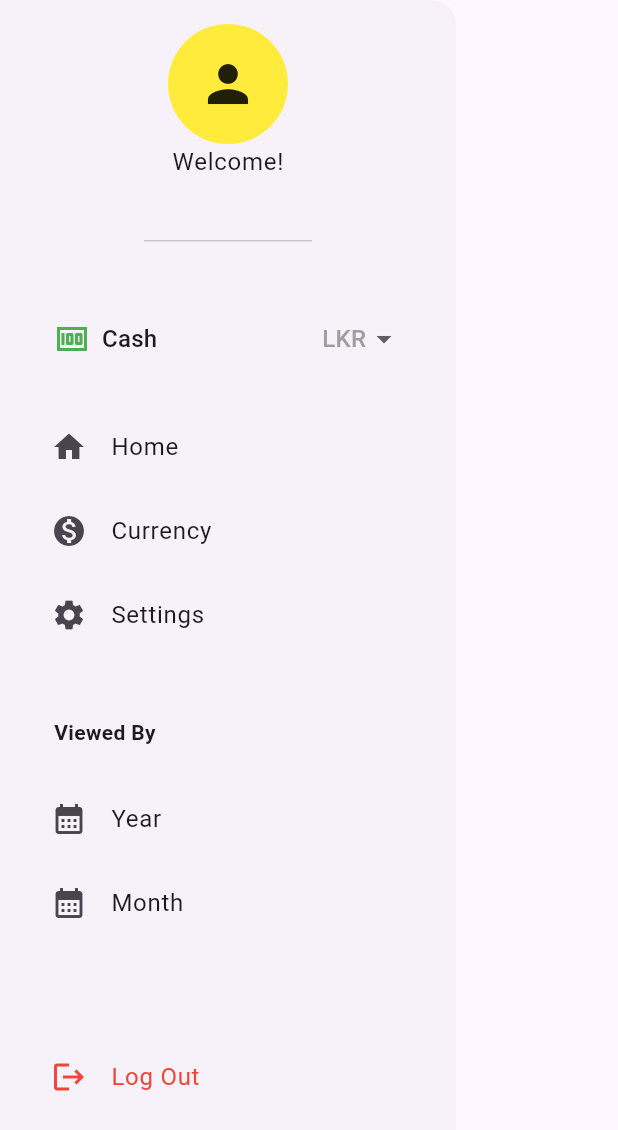
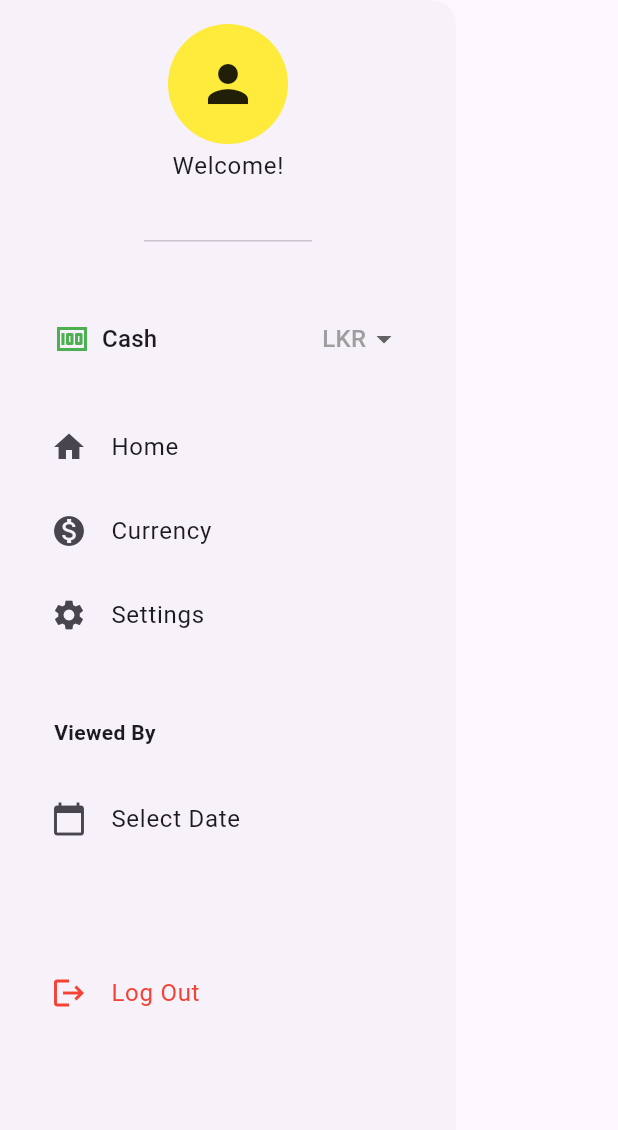
Before and after one commit to minu2003/Dual-Money-Tracker, a Flutter app: the DrawerScreen widget shown alone on an empty page, opened directly, on a phone screen of 412 x 824 dp. Shown: the top 1130 px of the screen. Run offline on Flutter 3.47's test engine with Material 3 defaults, Android fonts, the phone set to English and light mode, and no system bars; our stand-ins replace cloud_firestore, firebase_auth, firebase_core, fl_chart, google_sign_in; accounts and stored records are empty; network calls fail.

Commit message:
updated choosing date

```diff
--- a/lib/components/drawer_screen.dart
+++ b/lib/components/drawer_screen.dart
@@ -16,28 +16,41 @@ class DrawerScreen extends StatefulWidget {
 class _DrawerScreenState extends State<DrawerScreen> {
   String? selectedMonthWithYear;
   String? selectedAccount = "Cash";
-  String? selectedMonth;
-  String? selectedYear;
-  bool isMonthDropdownVisible = false;
-  bool isYearDropdownVisible = false;
+  DateTime? selectedDate;
 
-  final List<String> months = [
-    "January", "February", "March", "April", "May", "June",
-    "July", "August", "September", "October", "November", "December"
-  ];
-  final List<String> years = [
-    "2023", "2024", "2025", "2026", "2027", "2028", "2029", "2030"
-  ];
+  Future<void> _selectDate(BuildContext context) async {
+    DateTime? picked = await showDatePicker(
+      context: context,
+      initialDate: selectedDate ?? DateTime.now(),
+      firstDate: DateTime(2000),
+      lastDate: DateTime(2100),
+      builder: (BuildContext context, Widget? child) {
+        return Theme(
+          data: Theme.of(context).copyWith(
+            // Customize colors here
+            colorScheme: ColorScheme.light(
+              primary: Colors.blue, // header background color
+              onPrimary: Colors.white, // header text color
+              onSurface: Colors.black, // body text color
+            ),
+            textButtonTheme: TextButtonThemeData(
+              style: TextButton.styleFrom(
+                foregroundColor: Colors.blue, // button text color
+              ),
+            ),
+          ),
+          child: child!,
+        );
+      },
+    );
+    if (picked != null && picked != selectedDate) {
+      setState(() {
+        selectedDate = picked;
+      });
+    }
+  }
 
-  void updateMonthWithYear() {
-    if (selectedMonth != null && selectedYear != null) {
-      selectedMonthWithYear = "$selectedMonth $selectedYear";
-      } else if (selectedMonth != null) {
-      selectedMonthWithYear = selectedMonth;
-      } else {
-      selectedMonthWithYear = null;
-      }
-  }
+
 
   Future<void> _logout(BuildContext context) async{
     await FirebaseAuth.instance.signOut();
@@ -52,7 +65,7 @@ class _DrawerScreenState extends State<DrawerScreen> {
       var userData = await FirebaseFirestore.instance.collection('users').doc(user.uid).get();
       return userData.data()?['username'] ?? "User";
     }
-    return "User";  // Return default if no user
+    return "User";
   }
 
 
@@ -79,7 +92,9 @@ class _DrawerScreenState extends State<DrawerScreen> {
                       ),
                     ],
                   ),
+                  SizedBox(height: 3,),
                   const Text("Welcome!"),
+                  SizedBox(height: 3,),
                   FutureBuilder<String>(
                     future: _getUserName(),
                     builder: (context, snapshot) {
@@ -156,74 +171,15 @@ class _DrawerScreenState extends State<DrawerScreen> {
                         ],
                       ),
                       const SizedBox(height: 20),
-
                       ListTile(
-                        leading: const Icon(Icons.calendar_month),
-                        title: const Text("Year"),
-                        onTap: () {
-                          setState(() {
-                            isYearDropdownVisible = !isYearDropdownVisible; // Toggle dropdown visibility
-                          });
-                        },
+                        leading: const Icon(Icons.calendar_today),
+                        title: Text(
+                          selectedDate != null
+                              ? "${selectedDate!.toLocal()}".split(' ')[0]
+                              : "Select Date",
+                        ),
+                        onTap: () => _selectDate(context),
                       ),
-                      if (isYearDropdownVisible) // Show dropdown when flag is true
-                        Padding(
-                          padding: const EdgeInsets.symmetric(horizontal: 18),
-                          child: DropdownButton<String>(
-                            isExpanded: true,
-                            hint: const Text("Select Year"),
-                            value: selectedYear,
-                            underline: Container(),
-                            items: years
-                                .map((year) => DropdownMenuItem(
-                              value: year,
-                              child: Text(year),
-                            ))
-                                .toList(),
-                            onChanged: (String? newYear) {
-                              setState(() {
-                                selectedYear = newYear;
-                                isYearDropdownVisible = false;
-                                updateMonthWithYear();
-                              });
-                            },
-                          ),
-                        ),
-                      ListTile(
-                        leading: const Icon(Icons.calendar_month),
-                        title: Text("Month"),
-                        onTap: () {
-                          setState(() {
-                            isMonthDropdownVisible = !isMonthDropdownVisible;
-                          });
-                        },
-                      ),
-                      if (isMonthDropdownVisible)
-                        Padding(
-                          padding: const EdgeInsets.symmetric(horizontal: 18),
-                          child: DropdownButton<String>(
-                            isExpanded: true,
-                            hint: const Text("Select Month"),
-                            value: selectedMonthWithYear,
-                            underline: Container(),
-                            items: months
-                                .map((month) {
-                              final combined = selectedYear != null
-                                  ? "$month $selectedYear"
-                                  : month;
-                              return DropdownMenuItem(
-                                value: combined,
-                                child: Text(combined),
-                              );
-                            })
-                                .toList(),
-                            onChanged: (String? newMonthWithYear) {
-                              setState(() {
-                                selectedMonthWithYear = newMonthWithYear;
-                              });
-                            },
-                          ),
-                        ),
 
                     ],
                   ),
@@ -249,9 +205,9 @@ class _DrawerScreenState extends State<DrawerScreen> {
 
   List<DropdownMenuItem<String>> _getDropdownItems(String currency) {
     return [
-      _buildDropdownItem("All Accounts", Icons.sell_outlined, Colors.orange, currency),
       _buildDropdownItem("Cash", Icons.money, Colors.green, currency),
       _buildDropdownItem("Payment Card", Icons.credit_card, Colors.red, currency),
+      _buildDropdownItem("Check", Icons.sell_outlined, Colors.orange, currency),
     ];
   }
 
--- a/lib/main.dart
+++ b/lib/main.dart
@@ -25,7 +25,7 @@ class _MyAppState extends State<MyApp> {
     return const MaterialApp(
       debugShowCheckedModeBanner: false,
       title: 'Money Tracker',
-      home: login()
+      home: HomeScreen()
     );
   }
 }
```
